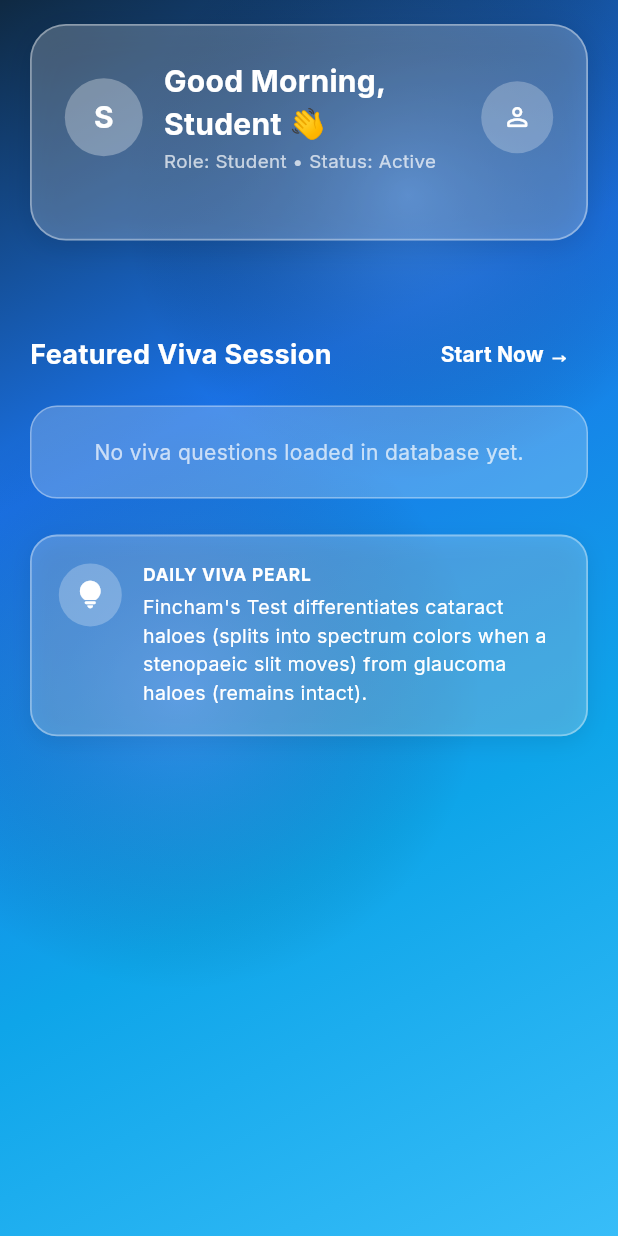
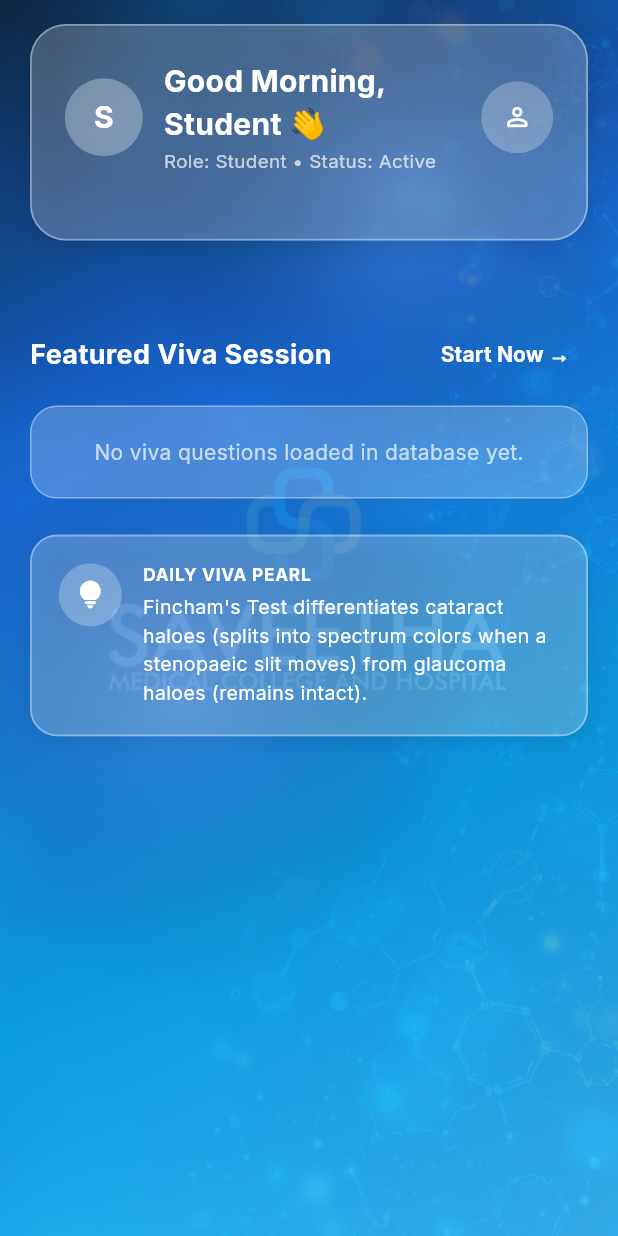
Before and after one commit to purushoth45/opthal_frontend, a Flutter app: the StudentDashboardView screen opened directly, on a phone screen of 412 x 824 dp. Run offline on Flutter 3.47's test engine with Material 3 defaults, Android fonts, the phone set to English and light mode, and no system bars; our stand-ins replace flutter_riverpod, flutter_secure_storage, flutter_tts, go_router, google_fonts, image_picker and 2 more; accounts and stored records are empty; network calls fail.

Commit message:
background changed

```diff
--- a/lib/views/student/student_dashboard_view.dart
+++ b/lib/views/student/student_dashboard_view.dart
@@ -31,6 +31,8 @@ class _StudentDashboardViewState extends ConsumerState<StudentDashboardView> {
     final cardBorder = Colors.white.withOpacity(0.35);
 
     return AppBackgroundWrapper(
+      backgroundImagePath: 'assets/images/saveetha_bg.png',
+      backgroundImageOpacity: 0.12,
       child: Scaffold(
         backgroundColor: Colors.transparent,
         body: SafeArea(
--- a/lib/views/widgets/app_background_wrapper.dart
+++ b/lib/views/widgets/app_background_wrapper.dart
@@ -2,10 +2,14 @@ import 'package:flutter/material.dart';
 
 class AppBackgroundWrapper extends StatelessWidget {
   final Widget child;
+  final String? backgroundImagePath;
+  final double backgroundImageOpacity;
 
   const AppBackgroundWrapper({
     super.key,
     required this.child,
+    this.backgroundImagePath,
+    this.backgroundImageOpacity = 0.12,
   });
 
   @override
@@ -44,6 +48,18 @@ class AppBackgroundWrapper extends StatelessWidget {
           ),
         ),
 
+        // Optional Background Image (e.g. Saveetha Campus with reduced opacity)
+        if (backgroundImagePath != null)
+          Positioned.fill(
+            child: Opacity(
+              opacity: backgroundImageOpacity,
+              child: Image.asset(
+                backgroundImagePath!,
+                fit: BoxFit.cover,
+              ),
+            ),
+          ),
+
         // Glowing Ambient Light Orb (Top Right)
         Positioned(
           top: -60,
@@ -56,11 +72,11 @@ class AppBackgroundWrapper extends StatelessWidget {
               gradient: RadialGradient(
                 colors: isDark
                     ? [
-                        const Color(0xFF38BDF8).withOpacity(0.35),
+                        const Color(0xFF38BDF8).withValues(alpha: 0.35),
                         Colors.transparent,
                       ]
                     : [
-                        const Color(0xFF60A5FA).withOpacity(0.40),
+                        const Color(0xFF60A5FA).withValues(alpha: 0.40),
                         Colors.transparent,
                       ],
               ),
@@ -80,11 +96,11 @@ class AppBackgroundWrapper extends StatelessWidget {
               gradient: RadialGradient(
                 colors: isDark
                     ? [
-                        const Color(0xFF818CF8).withOpacity(0.25),
+                        const Color(0xFF818CF8).withValues(alpha: 0.25),
                         Colors.transparent,
                       ]
                     : [
-                        const Color(0xFF818CF8).withOpacity(0.30),
+                        const Color(0xFF818CF8).withValues(alpha: 0.30),
                         Colors.transparent,
                       ],
               ),
--- a/pubspec.yaml
+++ b/pubspec.yaml
@@ -67,9 +67,8 @@ flutter:
   uses-material-design: true
 
   # To add assets to your application, add an assets section, like this:
-  # assets:
-  #   - images/a_dot_burr.jpeg
-  #   - images/a_dot_ham.jpeg
+  assets:
+    - assets/images/
 
   # An image asset can refer to one or more resolution-specific "variants", see
   # https://flutter.dev/to/resolution-aware-images
```
Also changed, not shown: lib/views/splash/splash_view.dart (+25 -0 lines), 6 other files.
